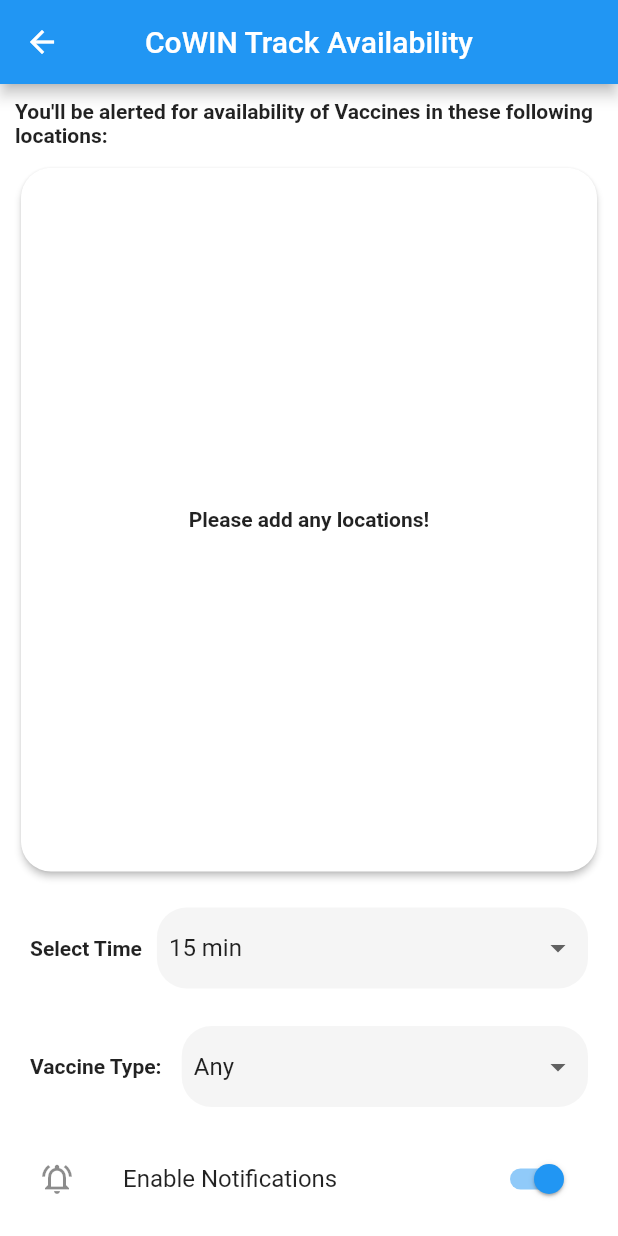
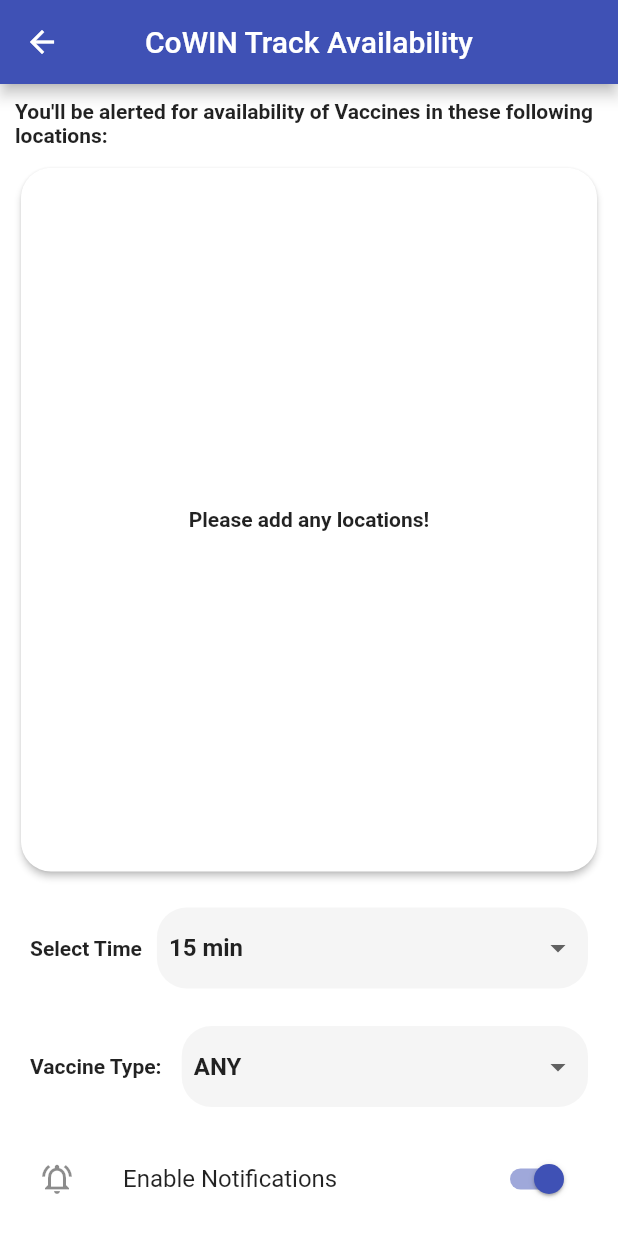
Before and after one commit to MakeshVineeth/cowin_track_availability, a Flutter app: the AlertScreen screen opened by its route, after a tap on "Enable Notifications", on a phone screen of 412 x 824 dp. Run offline on Flutter 3.47's test engine with Material 2 defaults, Android fonts, the phone set to English and light mode, and no system bars; our stand-ins replace flutter_local_notifications, flutter_speed_dial, loading_indicator, shared_preferences, sqflite; missing offline and left inert: background_fetch, device_apps, expand_widget, flutter_scroll_to_top; accounts and stored records are empty; network calls fail.

Commit message:
UI Improvements and Fixes

```diff
--- a/lib/commons.dart
+++ b/lib/commons.dart
@@ -3,7 +3,7 @@ import 'package:flutter/services.dart';
 
 class CommonData {
   static final String appTitle = 'CoWIN Track Availability';
-  static final String appVer = '1.0';
+  static final String appVer = '1.0.1';
   static final String appDesc =
       'An Open-Source App that can track Vaccines in India using CoWIN Public APIs. Supports Notifications and Dark Theme based on System Default Theme. Retrieves data directly from the CoWIN Public APIs.';
   static final String logoAsset = 'assets/vaccine.png';
@@ -21,10 +21,11 @@ class CommonData {
 
   static final double smallFont = 15.0;
   static final double outerPadding = 10.0;
-  static final String defaultVaccineType = 'Any';
+  static final String defaultVaccineType = 'ANY';
   static final String aarogyaSetu = 'nic.goi.aarogyasetu';
   static final String coWin = 'com.cowinapp.app';
   static final String vaccineHintText = 'Vaccine Type: ';
+  static final String dateFormat = 'dd-MM-yyyy';
 
   static final Map<String, int> intervals = {
     '15 min': 15,
@@ -39,7 +40,7 @@ class CommonData {
   static ThemeData getTheme(BuildContext context, Brightness brightness) {
     bool isDarkTheme = brightness == Brightness.dark;
     Color background = isDarkTheme ? Colors.black : Colors.white;
-    Color primary = isDarkTheme ? Colors.lime : Colors.blue;
+    Color primary = isDarkTheme ? Colors.lime : Colors.indigo;
 
     return ThemeData(
       appBarTheme: AppBarTheme(
--- a/lib/screens/floatingActions/VaccineAlerts/alert_screen.dart
+++ b/lib/screens/floatingActions/VaccineAlerts/alert_screen.dart
@@ -143,12 +143,11 @@ class _AlertScreenState extends State<AlertScreen> {
   }
 
   void changeSwitchStatus(bool status) async {
-    if (status) {
+    if (status)
       await initPlatformState();
-    } else {
+    else
       await BackgroundFetch.stop().then(
           (int status) => print('VaccineAlertService: Stopped.: $status'));
-    }
 
     final prefs = await SharedPreferences.getInstance();
     await prefs.setBool(prefKey, status);
--- a/lib/screens/floatingActions/VaccineAlerts/vaccineDropDown.dart
+++ b/lib/screens/floatingActions/VaccineAlerts/vaccineDropDown.dart
@@ -82,7 +82,12 @@ class _GenericTypeDropDownState extends State<GenericTypeDropDown> {
         list.length,
         (index) => DropdownMenuItem<String>(
           value: list.elementAt(index),
-          child: Text(list.elementAt(index)),
+          child: Text(
+            list.elementAt(index),
+            style: TextStyle(
+              fontWeight: FontWeight.w600,
+            ),
+          ),
         ),
       ),
     );
--- a/lib/screens/floatingActions/VaccineAlerts/vaccine_alert_functions.dart
+++ b/lib/screens/floatingActions/VaccineAlerts/vaccine_alert_functions.dart
@@ -40,7 +40,9 @@ class VaccineAlertClass {
           List filterZeroCapacity = [];
 
           sessions.forEach((eachSession) {
-            if (eachSession['available_capacity'].toString().trim() != '0') {
+            String availableCapacity =
+                eachSession['available_capacity'].toString().trim() ?? '0';
+            if (availableCapacity != '0') {
               String vaccineInSession = eachSession['vaccine']
                   .toString()
                   .trim()
```
Also changed, not shown: lib/db/dataFunctions.dart (+13 -6 lines), lib/global_functions.dart (+18 -9 lines), lib/screens/todayScreen/centresList.dart (+5 -6 lines), lib/screens/weekScreen/weekScreen.dart (+17 -9 lines).
